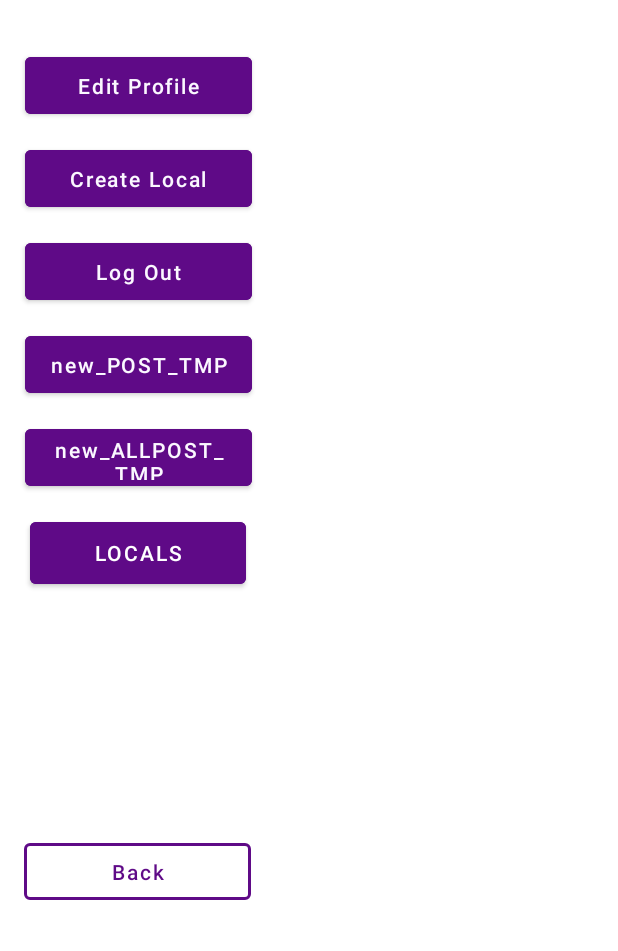
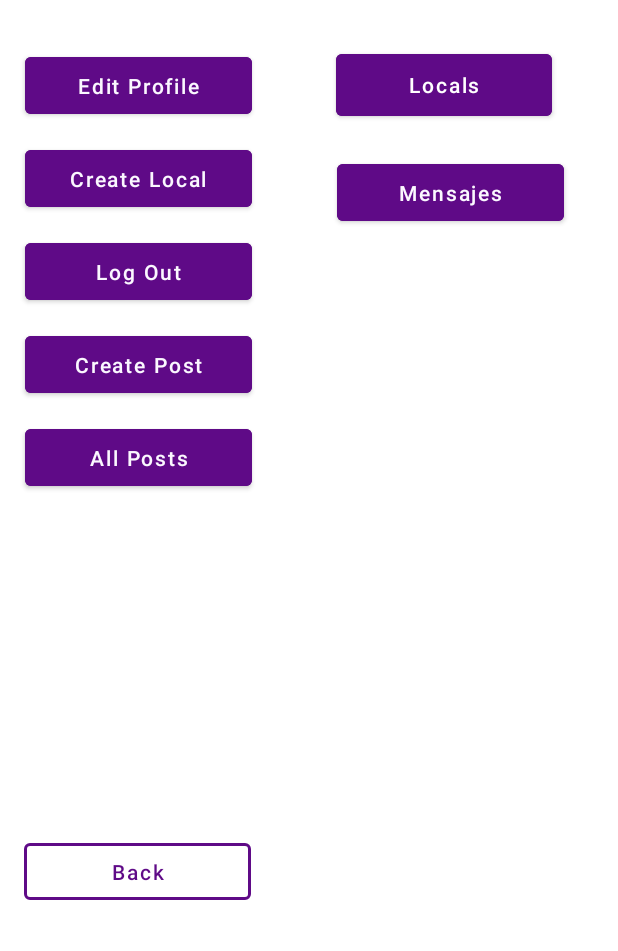
Before and after one commit to JMPMorgan/app_tatto, an Android app: the Profile screen opened directly, with no data from a screen before it, on a phone screen of 412 x 824 dp, the part 285-1236 px from its top. Run offline under Robolectric (Android 15) with nearby library versions, the phone set to English and light mode, and no system bars; our stand-ins replace Picasso; pictures from the network do not load; 1 statement that could not run was skipped.

Commit message:
Start Creation Load Messages

```diff
--- a/app/src/main/AndroidManifest.xml
+++ b/app/src/main/AndroidManifest.xml
@@ -17,6 +17,9 @@
         android:theme="@style/Theme.TattoProjectApp"
         android:usesCleartextTraffic="true"
         tools:targetApi="31">
+        <activity
+            android:name=".Chats"
+            android:exported="false" />
         <activity
             android:name=".Locals"
             android:exported="false" />
--- /dev/null
+++ b/app/src/main/java/com/example/tattoprojectapp/Adapter/ChatsRecyclerView.kt
@@ -0,0 +1,4 @@
+package com.example.tattoprojectapp.Adapter
+
+class ChatsRecyclerView {
+}
--- a/app/src/main/java/com/example/tattoprojectapp/Profile.kt
+++ b/app/src/main/java/com/example/tattoprojectapp/Profile.kt
@@ -28,6 +28,7 @@ class Profile : AppCompatActivity() {
         val btnLocales=findViewById<Button>(R.id.btnlocal)
         val btnTmpPost= findViewById<Button>(R.id.btn_temp)
         val btnTmpAllPost= findViewById<Button>(R.id.btn_temp2)
+        val btnMessages=findViewById<Button>(R.id.btn_message)
         var sp: SharedPreferences =applicationContext.getSharedPreferences("userData", Context.MODE_PRIVATE)
         val id=sp.getString("iduser","")
         val service: PostService = ApiEngine.getApi().create(PostService::class.java)
@@ -78,6 +79,11 @@ class Profile : AppCompatActivity() {
             startActivity(launch)
         }
 
+        btnMessages.setOnClickListener{
+            val launch=Intent(this,Chats::class.java)
+            startActivity(launch)
+        }
+
 
 
     }
--- a/app/src/main/res/layout/profile.xml
+++ b/app/src/main/res/layout/profile.xml
@@ -54,7 +54,7 @@
         android:layout_marginEnd="244dp"
         android:backgroundTint="@color/purple_800"
         android:backgroundTintMode="add"
-        android:text="new_POST_TMP"
+        android:text="Create Post"
         android:textAllCaps="false"
         android:textColor="@color/white"
         app:layout_constraintEnd_toEndOf="parent"
@@ -68,7 +68,7 @@
         android:layout_marginEnd="244dp"
         android:backgroundTint="@color/purple_800"
         android:backgroundTintMode="add"
-        android:text="new_ALLPOST_TMP"
+        android:text="All Posts"
         android:textAllCaps="false"
         android:textColor="@color/white"
         app:layout_constraintEnd_toEndOf="parent"
@@ -107,11 +107,26 @@
         android:id="@+id/btnlocal"
         android:layout_width="144dp"
         android:layout_height="53dp"
-        android:layout_marginTop="12dp"
-        android:layout_marginEnd="248dp"
+        android:layout_marginTop="220dp"
+        android:layout_marginEnd="44dp"
         android:backgroundTint="@color/purple_800"
         android:text="Locals"
+        android:textAllCaps="false"
         app:layout_constraintEnd_toEndOf="parent"
-        app:layout_constraintTop_toBottomOf="@+id/btn_temp2" />
+        app:layout_constraintTop_toTopOf="parent" />
+
+    <Button
+        android:id="@+id/btn_message"
+        android:layout_width="151dp"
+        android:layout_height="50dp"
+        android:layout_marginTop="20dp"
+        android:layout_marginEnd="36dp"
+        android:backgroundTint="@color/purple_800"
+        android:backgroundTintMode="add"
+        android:text="Mensajes"
+        android:textAllCaps="false"
+        android:textColor="@color/white"
+        app:layout_constraintEnd_toEndOf="parent"
+        app:layout_constraintTop_toBottomOf="@+id/btnlocal" />
 
 </androidx.constraintlayout.widget.ConstraintLayout>
--- a/app/src/main/res/layout/register_user.xml
+++ b/app/src/main/res/layout/register_user.xml
@@ -11,7 +11,7 @@
         android:id="@+id/input_name"
         android:layout_width="328dp"
         android:layout_height="45dp"
-        android:layout_marginStart="36dp"
+        android:layout_marginStart="40dp"
         android:layout_marginTop="144dp"
         android:background="@drawable/input_main"
         android:ems="10"
```
Also changed, not shown: app/src/main/java/com/example/tattoprojectapp/Chats.kt (added, +11 -0 lines), app/src/main/res/layout/chats.xml (added, +59 -0 lines), app/src/main/res/layout/locals.xml (+2 -31 lines), app/src/main/res/layout/row_chat.xml (added, +48 -0 lines).
